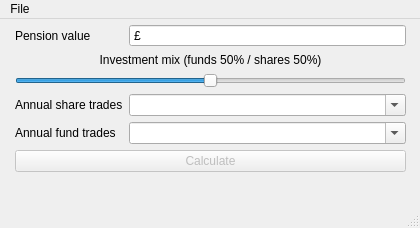
The window that gui/main_gui.ui (RolandWH/SIPPCompare) describes before a commit, drawn with Qt 5.
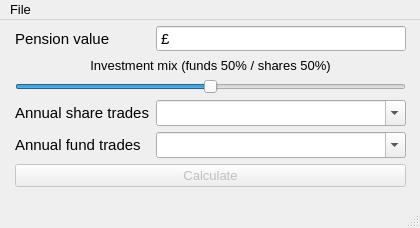
The same window after the commit.

Commit message: make font sizes consistent

```diff
--- a/gui/main_gui.ui
+++ b/gui/main_gui.ui
@@ -35,7 +35,7 @@
       <x>10</x>
       <y>0</y>
       <width>401</width>
-      <height>171</height>
+      <height>176</height>
      </rect>
     </property>
     <layout class="QFormLayout" name="formLayout">
@@ -53,6 +53,11 @@
      </property>
      <item row="0" column="0">
       <widget class="QLabel" name="value_lab">
+       <property name="font">
+        <font>
+         <pointsize>11</pointsize>
+        </font>
+       </property>
        <property name="text">
         <string>Pension value</string>
        </property>
@@ -60,6 +65,11 @@
      </item>
      <item row="0" column="1">
       <widget class="QDoubleSpinBox" name="value_input">
+       <property name="font">
+        <font>
+         <pointsize>11</pointsize>
+        </font>
+       </property>
        <property name="frame">
         <bool>true</bool>
        </property>
@@ -82,6 +92,11 @@
      </item>
      <item row="1" column="0" colspan="2">
       <widget class="QLabel" name="mix_lab">
+       <property name="font">
+        <font>
+         <pointsize>10</pointsize>
+        </font>
+       </property>
        <property name="text">
         <string>Investment mix (funds 50% / shares 50%)</string>
        </property>
@@ -108,6 +123,11 @@
      </item>
      <item row="3" column="0">
       <widget class="QLabel" name="share_trades_lab">
+       <property name="font">
+        <font>
+         <pointsize>11</pointsize>
+        </font>
+       </property>
        <property name="text">
         <string>Annual share trades</string>
        </property>
@@ -115,6 +135,11 @@
      </item>
      <item row="4" column="0">
       <widget class="QLabel" name="fund_trades_lab">
+       <property name="font">
+        <font>
+         <pointsize>11</pointsize>
+        </font>
+       </property>
        <property name="text">
         <string>Annual fund trades</string>
        </property>
@@ -122,6 +147,11 @@
      </item>
      <item row="4" column="1">
       <widget class="QComboBox" name="fund_trades_combo">
+       <property name="font">
+        <font>
+         <pointsize>11</pointsize>
+        </font>
+       </property>
        <property name="editable">
         <bool>true</bool>
        </property>
@@ -132,6 +162,11 @@
        <property name="enabled">
         <bool>false</bool>
        </property>
+       <property name="font">
+        <font>
+         <pointsize>10</pointsize>
+        </font>
+       </property>
        <property name="text">
         <string>Calculate</string>
        </property>
@@ -139,6 +174,11 @@
      </item>
      <item row="3" column="1">
       <widget class="QComboBox" name="share_trades_combo">
+       <property name="font">
+        <font>
+         <pointsize>11</pointsize>
+        </font>
+       </property>
        <property name="editable">
         <bool>true</bool>
        </property>
@@ -161,7 +201,17 @@
      <height>33</height>
     </rect>
    </property>
+   <property name="font">
+    <font>
+     <pointsize>10</pointsize>
+    </font>
+   </property>
    <widget class="QMenu" name="menuPlatforms">
+    <property name="font">
+     <font>
+      <pointsize>10</pointsize>
+     </font>
+    </property>
     <property name="title">
      <string>File</string>
     </property>
```
Left out of the diff: 10 changed lines with no effect on the pictures. The commit also changes 1 other file.
